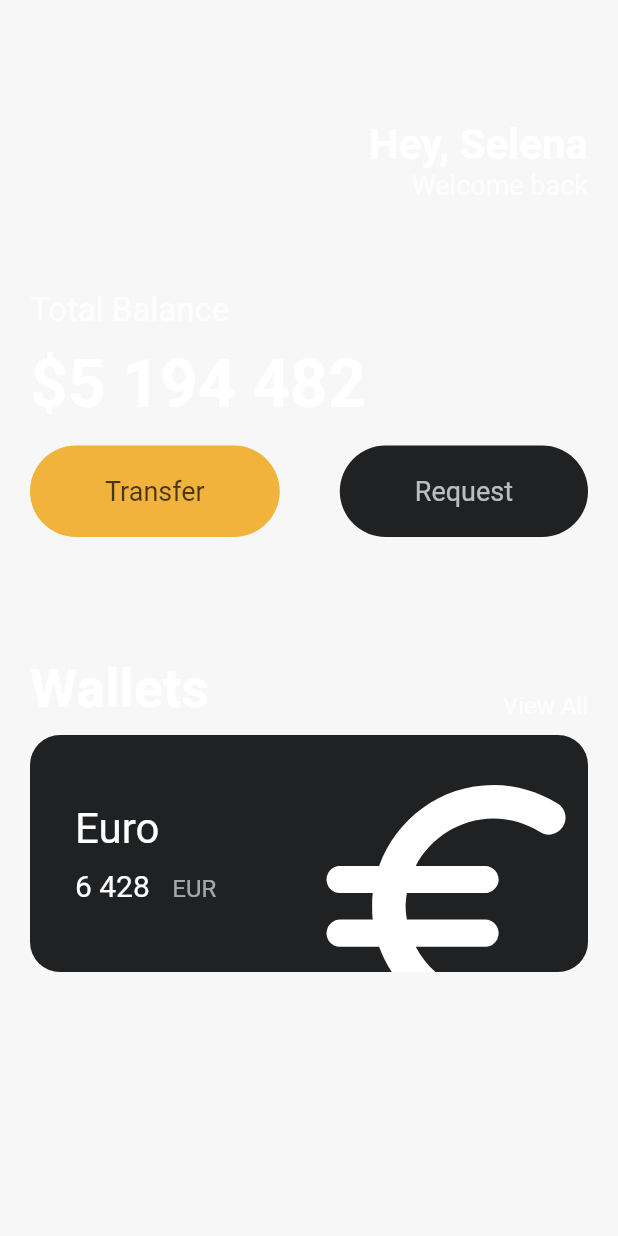
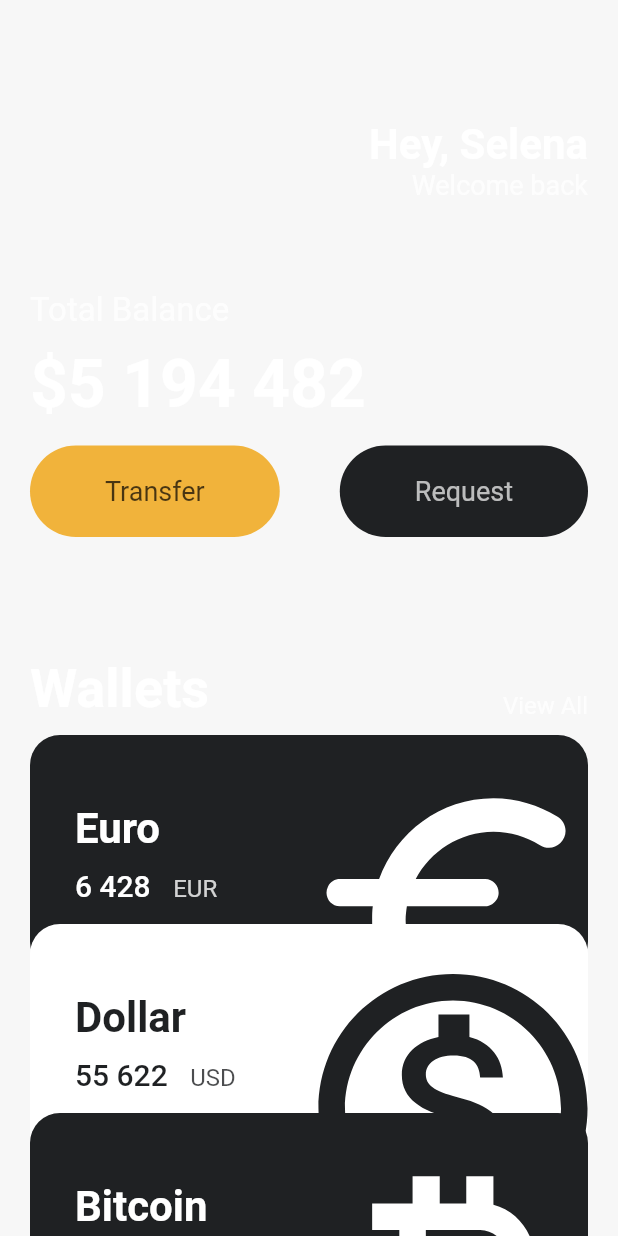
Before and after one commit to newssun90/Flutter-Project, a Flutter app: the screen it shows after launch, on a phone screen of 412 x 824 dp. Run offline on Flutter 3.47's test engine with Material 2 defaults, Android fonts, the phone set to English and light mode, and no system bars.

Commit message:
flutter card completed

```diff
--- a/lib/main.dart
+++ b/lib/main.dart
@@ -1,5 +1,6 @@
 import 'package:flutter/material.dart';
 import 'package:toonflix/widgets/button.dart';
+import 'package:toonflix/widgets/currency_card.dart';
 
 void main() {
   runApp(const App());
@@ -15,7 +16,9 @@ class App extends StatelessWidget {
     return MaterialApp(
       home: Scaffold(
           backgroundColor: const Color.fromARGB(20, 151, 151, 151),
-          body: Padding(
+          body: SingleChildScrollView(
+            // 세로 scroll 처리
+            child: Padding(
               padding: const EdgeInsets.symmetric(
                 horizontal: 20,
               ),
@@ -112,69 +115,32 @@ class App extends StatelessWidget {
                   const SizedBox(
                     height: 10,
                   ),
-                Container(
-                    clipBehavior: Clip.hardEdge, // icon overflow hidden
-                    decoration: BoxDecoration(
-                      color: const Color(0xFF1F2123),
-                      borderRadius: BorderRadius.circular(20),
+                  const CurrencyCard(
+                    cardText: 'Euro',
+                    icon: Icons.euro_rounded,
+                    currencyText: '6 428',
+                    currencyCode: 'EUR',
+                    isInvert: false,
+                    order: 0,
                   ),
-                    child: Padding(
-                      padding: const EdgeInsets.all(30),
-                      child: Row(
-                        mainAxisAlignment: MainAxisAlignment.spaceBetween,
-                        children: [
-                          Column(
-                            crossAxisAlignment: CrossAxisAlignment.start,
-                            children: [
-                              const Text(
-                                'Euro',
-                                style: TextStyle(
-                                  color: Colors.white,
-                                  fontSize: 28,
+                  const CurrencyCard(
+                    cardText: 'Dollar',
+                    icon: Icons.monetization_on_outlined,
+                    currencyText: '55 622',
+                    currencyCode: 'USD',
+                    isInvert: true,
+                    order: 1,
                   ),
-                              ),
-                              const SizedBox(
-                                height: 10,
-                              ),
-                              Row(
-                                crossAxisAlignment: CrossAxisAlignment.end,
-                                children: [
-                                  const Text(
-                                    '6 428',
-                                    style: TextStyle(
-                                      color: Colors.white,
-                                      fontSize: 20,
-                                    ),
-                                  ),
-                                  const SizedBox(
-                                    width: 15,
-                                  ),
-                                  Text(
-                                    'EUR',
-                                    style: TextStyle(
-                                      color: Colors.white.withOpacity(0.6),
-                                      fontSize: 16,
-                                    ),
+                  const CurrencyCard(
+                    cardText: 'Bitcoin',
+                    icon: Icons.currency_bitcoin,
+                    currencyText: '9 785',
+                    currencyCode: 'BTC',
+                    isInvert: false,
+                    order: 2,
                   ),
                 ],
               ),
-                            ],
-                          ),
-                          Transform.scale(
-                            scale: 2.2,
-                            child: Transform.translate(
-                              offset: const Offset(-5, 16),
-                              child: const Icon(
-                                Icons.euro_rounded,
-                                color: Colors.white,
-                                size: 98,
-                              ),
-                            ),
-                          ),
-                        ],
-                      ),
-                    )),
-              ],
             ),
           )),
     );
--- /dev/null
+++ b/lib/widgets/currency_card.dart
@@ -0,0 +1,94 @@
+import 'package:flutter/material.dart';
+
+class CurrencyCard extends StatelessWidget {
+  final String cardText, currencyText, currencyCode;
+  final IconData icon;
+  final int order;
+  final bool isInvert;
+
+  final Color _blackColor = const Color.fromRGBO(31, 33, 35, 1);
+  final Color _whiteColor = const Color(0xFFFFFFFF);
+
+  const CurrencyCard({
+    super.key,
+    required this.cardText,
+    required this.icon,
+    required this.currencyText,
+    required this.currencyCode,
+    required this.isInvert,
+    required this.order,
+  });
+
+  @override
+  Widget build(BuildContext context) {
+    return Transform.translate(
+      offset: Offset(0, order * -32),
+      child: Container(
+          clipBehavior: Clip.hardEdge, // icon overflow hidden
+          decoration: BoxDecoration(
+            color: isInvert ? _whiteColor : _blackColor,
+            borderRadius: BorderRadius.circular(20),
+          ),
+          child: Padding(
+            padding: const EdgeInsets.all(30),
+            child: Row(
+              mainAxisAlignment: MainAxisAlignment.spaceBetween,
+              children: [
+                Column(
+                  crossAxisAlignment: CrossAxisAlignment.start,
+                  children: [
+                    Text(
+                      cardText,
+                      style: TextStyle(
+                        color: isInvert ? _blackColor : _whiteColor,
+                        fontSize: 28,
+                        fontWeight: FontWeight.w600,
+                      ),
+                    ),
+                    const SizedBox(
+                      height: 10,
+                    ),
+                    Row(
+                      crossAxisAlignment: CrossAxisAlignment.end,
+                      children: [
+                        Text(
+                          currencyText,
+                          style: TextStyle(
+                            color: isInvert ? _blackColor : _whiteColor,
+                            fontSize: 20,
+                            fontWeight: FontWeight.w500,
+                          ),
+                        ),
+                        const SizedBox(
+                          width: 15,
+                        ),
+                        Text(
+                          currencyCode,
+                          style: TextStyle(
+                            color: isInvert
+                                ? _blackColor.withOpacity(0.8)
+                                : _whiteColor.withOpacity(0.8),
+                            fontSize: 16,
+                          ),
+                        ),
+                      ],
+                    ),
+                  ],
+                ),
+                Transform.scale(
+                  scale: 2.2,
+                  child: Transform.translate(
+                    offset: const Offset(-5, 20),
+                    child: Icon(
+                      icon,
+                      color: isInvert ? _blackColor : _whiteColor,
+                      size: 98,
+                    ),
+                  ),
+                ),
+              ],
+            ),
+          )),
+    );
+  }
+}
```
Lines whose indentation alone changed are shown as unchanged.
